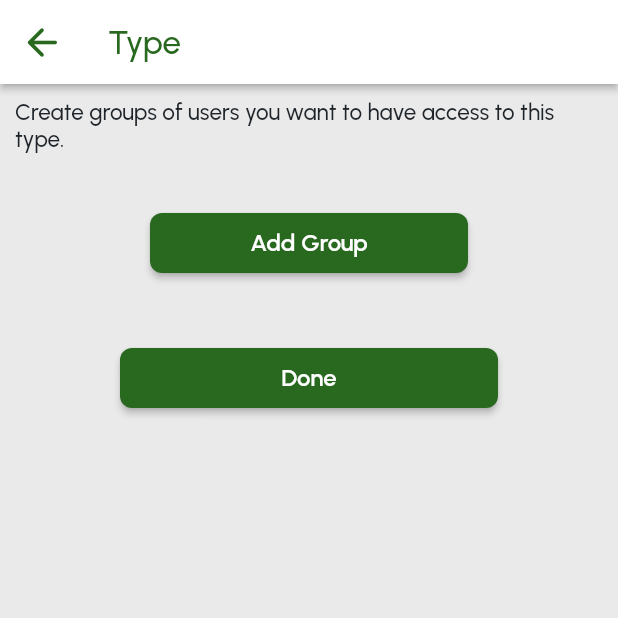
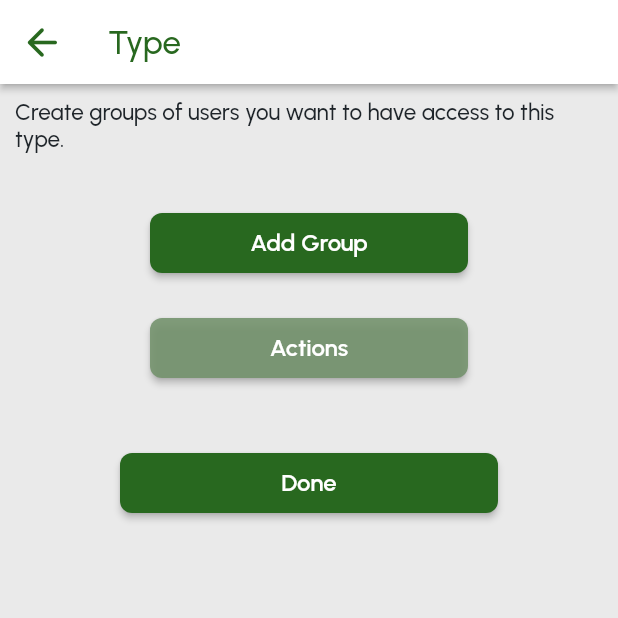
Before and after one commit to jennayoder/matcha, a Flutter app: the EditTypeWidget screen opened directly, on a phone screen of 412 x 824 dp, the top half of it. Run offline on Flutter 3.47's test engine with Material 2 defaults, Android fonts, the light colour scheme and no system bars; drawn by our look-alikes of auto_size_text; our stand-ins replace built_collection, built_value, cloud_firestore, easy_debounce, file_picker, firebase_auth and 15 more; missing offline and left inert: json_path, mime_type; accounts and stored records are empty.

Commit message:
added app icon and actions page

```diff
--- a/lib/edit_type/edit_type_widget.dart
+++ b/lib/edit_type/edit_type_widget.dart
@@ -6,6 +6,7 @@ import '/flutter_flow/flutter_flow_util.dart';
 import '/flutter_flow/flutter_flow_widgets.dart';
 import '/main.dart';
 import '/users/users_widget.dart';
+import '/actions/actions_widget.dart';
 import 'package:cloud_firestore/cloud_firestore.dart';
 import 'package:flutter/material.dart';
 import 'package:google_fonts/google_fonts.dart';
@@ -266,6 +267,49 @@ class _EditTypeWidgetState extends State<EditTypeWidget> {
                 ),
               ),
               Padding(
+                padding: EdgeInsetsDirectional.fromSTEB(0, 30, 0, 0),
+                child: Row(
+                  mainAxisSize: MainAxisSize.max,
+                  children: [
+                    Expanded(
+                      child: Padding(
+                        padding: EdgeInsetsDirectional.fromSTEB(100, 0, 100, 0),
+                        child: FFButtonWidget(
+                          onPressed: () async {
+                            await Navigator.push(
+                              context,
+                              MaterialPageRoute(
+                                builder: (context) => ActionsWidget(
+                                  typeRef: widget.typeRef,
+                                ),
+                              ),
+                            );
+                          },
+                          text: 'Actions',
+                          options: FFButtonOptions(
+                            width: 130,
+                            height: 40,
+                            padding: EdgeInsetsDirectional.fromSTEB(0, 0, 0, 0),
+                            iconPadding: EdgeInsetsDirectional.fromSTEB(0, 0, 0, 0),
+                            color: Color(0xE273926C),
+                            textStyle: FlutterFlowTheme.of(context).subtitle2.override(
+                                  fontFamily: 'Urbanist',
+                                  color: Colors.white,
+                                ),
+                            elevation: 2,
+                            borderSide: BorderSide(
+                              color: Colors.transparent,
+                              width: 1,
+                            ),
+                            borderRadius: BorderRadius.circular(8),
+                          ),
+                        ),
+                      ),
+                    ),
+                  ],
+                ),
+              ),
+              Padding(
                 padding: EdgeInsetsDirectional.fromSTEB(0, 50, 0, 0),
                 child: Row(
                   mainAxisSize: MainAxisSize.max,
--- a/lib/index.dart
+++ b/lib/index.dart
@@ -1,8 +1,7 @@
 // Export pages
 export '/create_account/create_account_widget.dart' show CreateAccountWidget;
 export '/login/login_widget.dart' show LoginWidget;
-export '/home_page_m_a_i_n/home_page_m_a_i_n_widget.dart'
-    show HomePageMAINWidget;
+export '/home_page_m_a_i_n/home_page_m_a_i_n_widget.dart' show HomePageMAINWidget;
 export '/edit_type/edit_type_widget.dart' show EditTypeWidget;
 export '/users/users_widget.dart' show UsersWidget;
 export '/scan/scan_widget.dart' show ScanWidget;
@@ -16,3 +15,4 @@ export '/profile_page/profile_page_widget.dart' show ProfilePageWidget;
 export '/edit_profile/edit_profile_widget.dart' show EditProfileWidget;
 export '/forgot_password/forgot_password_widget.dart' show ForgotPasswordWidget;
 export '/change_password/change_password_widget.dart' show ChangePasswordWidget;
+export '/actions/actions_widget.dart' show ActionsWidget;
--- a/pubspec.yaml
+++ b/pubspec.yaml
@@ -96,7 +96,7 @@ flutter_icons:
   android: true
   ios: true
   remove_alpha_ios: true
-  image_path: 'assets/images/app_launcher_icon.jpg'
+  image_path: 'assets/images/app_icon.jpg'
 
 
 # For information on the generic Dart part of this file, see the
```
Also changed, not shown: 20 other files.
